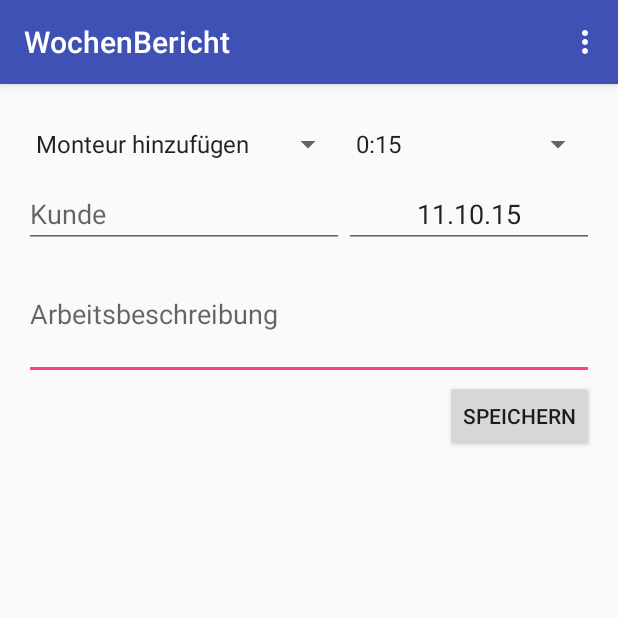
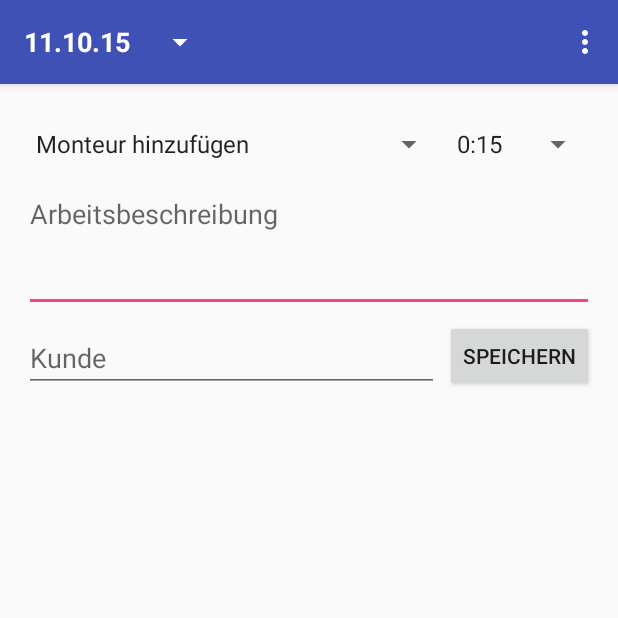
Before and after one commit to JohnAZoidberg/WochenBericht, an Android app: the screen it shows after launch (MainActivity), on a phone screen of 412 x 824 dp, the top half of it. Run offline under Robolectric (Android 15) with nearby library versions, the phone set to English and light mode, and no system bars.

Commit message:
Add Support For Multiple Dates

```diff
--- a/app/src/main/java/de/struckmeierfliesen/ds/wochenbericht/DataBaseConnection.java
+++ b/app/src/main/java/de/struckmeierfliesen/ds/wochenbericht/DataBaseConnection.java
@@ -32,7 +32,6 @@ public class DataBaseConnection {
     };
 
     private BiMap<String, Integer> installers = HashBiMap.create();
-    private ArrayList<Entry> entries = new ArrayList<Entry>();
 
     public DataBaseConnection(Context context) {
         dbHelper = new MySQLiteHelper(context);
@@ -46,26 +45,27 @@ public class DataBaseConnection {
         dbHelper.close();
     }
 
-    private ArrayList<Entry> getEntries() {
-        if(entries.size() == 0) {
-            Cursor cursor = database.query(MySQLiteHelper.TABLE_ENTRIES, allEntriesColumns, null, null, null, null, null);
-            cursor.moveToFirst();
-            while (!cursor.isAfterLast()) {
-                Entry entry = cursorToEntry(cursor);
-                if(entry != null) entries.add(entry);
-                cursor.moveToNext();
-            }
+    private ArrayList<Entry> getEntries(Date date) {
+        ArrayList<Entry> entries = new ArrayList<>();
+        // TODO maybe check if update is necessary
+        Cursor cursor = database.query(MySQLiteHelper.TABLE_ENTRIES, allEntriesColumns, null, null, null, null, null);
+        cursor.moveToFirst();
+        while (!cursor.isAfterLast()) {
+            Entry entry = cursorToEntry(cursor, date);
+            if(entry != null) entries.add(entry);
+            cursor.moveToNext();
         }
         Collections.reverse(entries);
         return entries;
     }
 
-    private Entry cursorToEntry(Cursor cursor) {
+    private Entry cursorToEntry(Cursor cursor, Date onlyDate) {
         if(cursor.getCount() == 0) return null;
         int id = cursor.getInt(cursor.getColumnIndex(MySQLiteHelper.COLUMN_ID));
         String client = cursor.getString(cursor.getColumnIndex(MySQLiteHelper.COLUMN_CLIENT));
         long time = (long) cursor.getInt(cursor.getColumnIndex(MySQLiteHelper.COLUMN_DATE)) * 1000;
         Date date = new Date(time);
+        if(!Util.isSameDay(date, onlyDate)) return null;
         int duration = cursor.getInt(cursor.getColumnIndex(MySQLiteHelper.COLUMN_DURATION));
         int installerId = cursor.getInt(cursor.getColumnIndex(MySQLiteHelper.COLUMN_INSTALLER_ID));
         String work = cursor.getString(cursor.getColumnIndex(MySQLiteHelper.COLUMN_WORK));
@@ -81,9 +81,9 @@ public class DataBaseConnection {
         return entry;
     }
 
-    public void saveEntry(Entry entry) {
+    public int saveEntry(Entry entry) {
         ContentValues values = entryToValues(entry);
-        database.insert(MySQLiteHelper.TABLE_ENTRIES, null, values);
+        return (int) database.insert(MySQLiteHelper.TABLE_ENTRIES, null, values);
     }
 
     public int addInstaller(String installer) {
@@ -116,8 +116,8 @@ public class DataBaseConnection {
         return entries;
     }
 
-    public ArrayList<Entry> getEntriesWithInstaller() {
-        return idToInstaller(getEntries());
+    public ArrayList<Entry> getEntriesWithInstaller(Date date) {
+        return idToInstaller(getEntries(date));
     }
 
     public void editEntry(Entry entry) {
--- a/app/src/main/java/de/struckmeierfliesen/ds/wochenbericht/EntryListAdapter.java
+++ b/app/src/main/java/de/struckmeierfliesen/ds/wochenbericht/EntryListAdapter.java
@@ -38,8 +38,10 @@ public class EntryListAdapter extends RecyclerView.Adapter<EntryListAdapter.Entr
         return items.size();
     }
 
-    public void setData(ArrayList<Entry> items) {
-        this.items = items;
+    public void setData(ArrayList<Entry> newItems) {
+        items.clear();
+        for(Entry item : newItems) items.add(item);
+        notifyDataSetChanged();
     }
 
     public void addEntry(Entry entry, int position) {
--- a/app/src/main/java/de/struckmeierfliesen/ds/wochenbericht/MainActivity.java
+++ b/app/src/main/java/de/struckmeierfliesen/ds/wochenbericht/MainActivity.java
@@ -9,6 +9,7 @@ import android.os.Bundle;
 import android.support.annotation.NonNull;
 import android.support.design.widget.FloatingActionButton;
 import android.support.v4.app.DialogFragment;
+import android.support.v7.app.ActionBar;
 import android.support.v7.app.AlertDialog;
 import android.support.v7.app.AppCompatActivity;
 import android.support.v7.widget.LinearLayoutManager;
@@ -25,6 +26,7 @@ import android.widget.Button;
 import android.widget.DatePicker;
 import android.widget.EditText;
 import android.widget.Spinner;
+import android.widget.TextView;
 
 import com.google.common.collect.BiMap;
 import com.google.common.collect.HashBiMap;
@@ -35,8 +37,9 @@ import java.util.Date;
 
 public class MainActivity extends AppCompatActivity implements EntryListAdapter.OnEntryClickListener {
 
+    private static final int SET_ENTRY_DATE = 0;
+    private static final int SET_SHOWN_DATE = 1;
     private Date date = new Date();
-    private EditText dateView;
     private EditText clientEdit;
     private EditText workEdit;
     private Button cancelButton;
@@ -48,6 +51,7 @@ public class MainActivity extends AppCompatActivity implements EntryListAdapter.
     private ArrayList<String> installerStrings = new ArrayList<String>(); // TODO use BiMap instead
     private SelectAgainSpinner installerSpinner;
     private Spinner durationSpinner;
+    private TextView changeDateButton;
 
     private DataBaseConnection dbConn;
 
@@ -58,13 +62,29 @@ public class MainActivity extends AppCompatActivity implements EntryListAdapter.
     protected void onCreate(Bundle savedInstanceState) {
         super.onCreate(savedInstanceState);
         setContentView(R.layout.activity_main);
+        // initialize DataBaseConnection
+        dbConn = new DataBaseConnection(this);
+
+        // set up Toolbar
         Toolbar toolbar = (Toolbar) findViewById(R.id.toolbar);
         setSupportActionBar(toolbar);
-        dbConn = new DataBaseConnection(this);
+        ActionBar supportActionBar = getSupportActionBar();
+        if(supportActionBar != null) supportActionBar.setDisplayShowTitleEnabled(false);
+        changeDateButton = (TextView) findViewById(R.id.changeDate);
+        changeDateButton.setText(DateFormat.format("dd.MM.yy", date) + "  ");
+        changeDateButton.setOnClickListener(new View.OnClickListener() {
+            @Override
+            public void onClick(View v) {
+                DialogFragment dateFragment = new DatePickerFragment();
+                Bundle args = new Bundle();
+                args.putIntArray("date", Util.extractIntFromDate(MainActivity.this.date));
+                dateFragment.setArguments(args);
+                dateFragment.show(getSupportFragmentManager(), "datePicker");
+            }
+        });
 
         // findViews
         Button submitButton = (Button) findViewById(R.id.button);
-        dateView = (EditText) findViewById(R.id.editDate);
         clientEdit = (EditText) findViewById(R.id.editClient);
         workEdit = (EditText) findViewById(R.id.editWork);
         cancelButton = (Button) findViewById(R.id.cancelButton);
@@ -91,16 +111,6 @@ public class MainActivity extends AppCompatActivity implements EntryListAdapter.
             }
         });
 
-        // set up DateView
-        updateDateView(new Date());
-        dateView.setOnClickListener(new View.OnClickListener() {
-            @Override
-            public void onClick(View v) {
-                DialogFragment dateFragment = new DatePickerFragment();
-                dateFragment.show(getSupportFragmentManager(), "datePicker");
-            }
-        });
-
         // set up submitButton
         submitButton.setOnClickListener(new View.OnClickListener() {
             @Override
@@ -122,7 +132,7 @@ public class MainActivity extends AppCompatActivity implements EntryListAdapter.
             @Override
             public void onClick(View view) {
                 String displayString = "";
-                ArrayList<Entry> entries = getEntries();
+                ArrayList<Entry> entries = getEntries(date);
                 for(Entry entry : entries) {
                     displayString += entry.toString() + "\n";
                 }
@@ -157,7 +167,7 @@ public class MainActivity extends AppCompatActivity implements EntryListAdapter.
 
         //set up RecyclerView
         RecyclerView recyclerView = (RecyclerView) findViewById(R.id.listView);
-        entryListAdapter = new EntryListAdapter(getEntries());
+        entryListAdapter = new EntryListAdapter(getEntries(date));
         entryListAdapter.setEntryClickListener(this);
         recyclerView.setLayoutManager(new LinearLayoutManager(this));
         recyclerView.setAdapter(entryListAdapter);
@@ -171,9 +181,9 @@ public class MainActivity extends AppCompatActivity implements EntryListAdapter.
         });
     }
 
-    private ArrayList<Entry> getEntries() {
+    private ArrayList<Entry> getEntries(Date date) {
         dbConn.open();
-        ArrayList<Entry> entries = dbConn.getEntriesWithInstaller();
+        ArrayList<Entry> entries = dbConn.getEntriesWithInstaller(date);
         dbConn.close();
         return entries;
     }
@@ -189,8 +199,8 @@ public class MainActivity extends AppCompatActivity implements EntryListAdapter.
     private void addEntry(Entry entry) {
         dbConn.open();
         if(entry != null) {
-            dbConn.saveEntry(entry);
-            entryListAdapter.addEntry(entry, 0);
+            entry.id = dbConn.saveEntry(entry);
+           entryListAdapter.addEntry(entry, 0);
         }
         dbConn.close();
     }
@@ -206,8 +216,8 @@ public class MainActivity extends AppCompatActivity implements EntryListAdapter.
     public boolean onOptionsItemSelected(MenuItem item) {
         switch(item.getItemId()) {
             case R.id.action_settings:
-                Util.alert(this, "So true, amenakoi!!");
-                startActivity(new Intent(Intent.ACTION_VIEW, Uri.parse("http://www.youtube.com/watch?v=es1GSNj3VL8")));
+                //Util.alert(this, "So true, amenakoi!!");
+                startActivity(new Intent(Intent.ACTION_VIEW, Uri.parse("https://www.youtube.com/watch?v=zCfm-vWuQRk")));
                 return true;
         }
 
@@ -238,11 +248,21 @@ public class MainActivity extends AppCompatActivity implements EntryListAdapter.
         @NonNull
         @Override
         public Dialog onCreateDialog(Bundle savedInstanceState) {
+            int[] dateArray = getArguments().getIntArray("date");
             // Use the current date as the default date in the picker
             final Calendar c = Calendar.getInstance();
-            int year = c.get(Calendar.YEAR);
-            int month = c.get(Calendar.MONTH);
-            int day = c.get(Calendar.DAY_OF_MONTH);
+            int year;
+            int month;
+            int day;
+            if(dateArray != null) {
+                day = dateArray[0];
+                month = dateArray[1];
+                year = dateArray[2];
+            } else {
+                year = c.get(Calendar.YEAR);
+                month = c.get(Calendar.MONTH);
+                day = c.get(Calendar.DAY_OF_MONTH);
+            }
 
             // Create a new instance of DatePickerDialog and return it
             return new DatePickerDialog(getActivity(), this, year, month, day);
@@ -251,9 +271,9 @@ public class MainActivity extends AppCompatActivity implements EntryListAdapter.
         public void onDateSet(DatePicker view, int year, int month, int day) {
             Calendar calendar = Calendar.getInstance();
             calendar.set(year, month, day);
+            Date date = calendar.getTime();
             MainActivity mainActivity = (MainActivity) getActivity();
-            mainActivity.date = calendar.getTime();
-            mainActivity.updateDateView(mainActivity.date);
+            mainActivity.displayDay(date);
         }
     }
 
@@ -305,10 +325,6 @@ public class MainActivity extends AppCompatActivity implements EntryListAdapter.
         installerAdapter.notifyDataSetChanged();
     }
 
-    private void updateDateView(Date date) {
-        dateView.setText(DateFormat.format("dd.MM.yy", date));
-    }
-
     // from EntryHolder.OnEntryClickListener interface
     @Override
     public void entryClicked(View view, Entry entry) {
@@ -324,7 +340,6 @@ public class MainActivity extends AppCompatActivity implements EntryListAdapter.
     public void startEditing(Entry entry) {
         clientEdit.setText(entry.client);
         workEdit.setText(entry.work);
-        updateDateView(entry.date);
         durationSpinner.setSelection(entry.duration);
         installerSpinner.setSelection(installerStrings.indexOf(entry.installer));
         cancelButton.setVisibility(View.VISIBLE);
@@ -341,7 +356,6 @@ public class MainActivity extends AppCompatActivity implements EntryListAdapter.
     public void stopEditing() {
         clientEdit.setText("");
         workEdit.setText("");
-        updateDateView(new Date());
         durationSpinner.setSelection(0);
         installerSpinner.setSelection(0);
         cancelButton.setVisibility(View.GONE);
@@ -354,4 +368,11 @@ public class MainActivity extends AppCompatActivity implements EntryListAdapter.
         dbConn.close();
         entryListAdapter.deleteEntry(entry);
     }
+
+    private void displayDay(Date date) {
+        this.date = date;
+        changeDateButton.setText(DateFormat.format("dd.MM.yy", date) + "  ");
+        ArrayList<Entry> entriesWithInstaller = getEntries(date);
+        entryListAdapter.setData(entriesWithInstaller);
+    }
 }
--- a/app/src/main/res/layout/activity_main.xml
+++ b/app/src/main/res/layout/activity_main.xml
@@ -2,24 +2,47 @@
 <android.support.design.widget.CoordinatorLayout
     xmlns:android="http://schemas.android.com/apk/res/android"
     xmlns:app="http://schemas.android.com/apk/res-auto"
-    xmlns:tools="http://schemas.android.com/tools" android:layout_width="match_parent"
-    android:layout_height="match_parent" android:fitsSystemWindows="true"
+    xmlns:tools="http://schemas.android.com/tools"
+    android:layout_width="match_parent"
+    android:layout_height="match_parent"
+    android:fitsSystemWindows="true"
     tools:context=".MainActivity">
 
-    <android.support.design.widget.AppBarLayout android:layout_height="wrap_content"
-        android:layout_width="match_parent" android:theme="@style/AppTheme.AppBarOverlay">
+    <android.support.design.widget.AppBarLayout
+        android:layout_height="wrap_content"
+        android:layout_width="match_parent"
+        android:theme="@style/AppTheme.AppBarOverlay">
 
-        <android.support.v7.widget.Toolbar android:id="@+id/toolbar"
-            android:layout_width="match_parent" android:layout_height="?attr/actionBarSize"
-            android:background="?attr/colorPrimary" app:popupTheme="@style/AppTheme.PopupOverlay" />
+        <android.support.v7.widget.Toolbar
+            android:id="@+id/toolbar"
+            android:layout_width="match_parent"
+            android:layout_height="?attr/actionBarSize"
+            android:background="?attr/colorPrimary"
+            app:popupTheme="@style/AppTheme.PopupOverlay" >
+
+            <TextView
+                style="?android:attr/spinnerStyle"
+                android:id="@+id/changeDate"
+                android:layout_width="wrap_content"
+                android:layout_height="fill_parent"
+                android:text="12.08.96"
+                android:textSize="18sp"
+                android:textStyle="bold"
+                android:textColor="?android:attr/textColorPrimary"
+                android:gravity="center" />
+
+        </android.support.v7.widget.Toolbar>
 
     </android.support.design.widget.AppBarLayout>
 
     <include layout="@layout/content_main" />
 
-    <android.support.design.widget.FloatingActionButton android:id="@+id/fab"
-        android:layout_width="wrap_content" android:layout_height="wrap_content"
-        android:layout_gravity="bottom|end" android:layout_margin="@dimen/fab_margin"
+    <android.support.design.widget.FloatingActionButton
+        android:id="@+id/fab"
+        android:layout_width="wrap_content"
+        android:layout_height="wrap_content"
+        android:layout_gravity="bottom|end"
+        android:layout_margin="@dimen/fab_margin"
         android:src="@android:drawable/ic_dialog_email"
         android:visibility="invisible" />
 
--- a/app/src/main/res/layout/content_main.xml
+++ b/app/src/main/res/layout/content_main.xml
@@ -1,9 +1,5 @@
 <?xml version="1.0" encoding="utf-8"?>
-<layout xmlns:android="http://schemas.android.com/apk/res/android">
-    <!--<data>
-        <variable name="entry" type="de.struckmeierfilesen.ds.wochenbericht.Entry"/>
-    </data>-->
-    <RelativeLayout
+<RelativeLayout xmlns:android="http://schemas.android.com/apk/res/android"
 xmlns:tools="http://schemas.android.com/tools"
 xmlns:app="http://schemas.android.com/apk/res-auto"
 android:layout_width="match_parent"
@@ -39,10 +35,10 @@
         android:layout_alignParentRight="true"
         android:layout_alignParentEnd="true"
         android:hint="@string/duration"
-        android:layout_alignLeft="@+id/editDate"
-        android:layout_alignStart="@+id/editDate"
         android:enabled="false"
-        android:minHeight="48dp" />
+        android:minHeight="48dp"
+        android:layout_alignLeft="@+id/button"
+        android:layout_alignStart="@+id/button" />
 
     <EditText
         android:layout_width="wrap_content"
@@ -51,29 +47,13 @@
         android:id="@+id/editWork"
         android:hint="@string/work_description"
         android:minLines="3"
-        android:layout_below="@+id/editClient"
-        android:layout_alignRight="@+id/button"
-        android:layout_alignEnd="@+id/button"
+        android:textSize="@dimen/medium_text"
+        android:layout_alignParentRight="true"
+        android:layout_alignParentEnd="true"
         android:layout_alignParentLeft="true"
         android:layout_alignParentStart="true"
-        android:textSize="@dimen/medium_text" />
-
-    <EditText
-        android:layout_width="wrap_content"
-        android:layout_height="wrap_content"
-        android:id="@+id/editDate"
-        android:textSize="@dimen/medium_text"
-        android:layout_below="@+id/durationSpinner"
-        android:layout_alignRight="@+id/button"
-        android:layout_alignEnd="@+id/button"
-        android:layout_toRightOf="@+id/editClient"
-        android:layout_toEndOf="@+id/editClient"
-        android:layout_alignBottom="@+id/editClient"
-        android:gravity="center"
-        android:hint="@string/date"
-        android:clickable="true"
-        android:inputType="date"
-        android:focusable="false" />
+        android:layout_below="@+id/spinner"
+        android:gravity="top" />
 
     <EditText
         android:layout_width="wrap_content"
@@ -83,16 +63,21 @@
         android:textSize="@dimen/medium_text"
         android:id="@+id/editClient"
         android:hint="@string/client"
-        android:layout_below="@+id/spinner"
+        android:layout_below="@+id/editWork"
         android:layout_alignParentLeft="true"
-        android:layout_alignParentStart="true" />
+        android:layout_alignParentStart="true"
+        android:layout_toLeftOf="@+id/button"
+        android:layout_toStartOf="@+id/button"
+        android:layout_marginRight="4dp"
+        android:layout_marginBottom="8dp"
+        android:layout_marginTop="8dp" />
 
     <Button
         android:layout_width="wrap_content"
         android:layout_height="wrap_content"
         android:text="@string/save"
         android:id="@+id/button"
-        android:layout_below="@+id/editWork"
+        android:layout_alignBottom="@+id/editClient"
         android:layout_alignParentRight="true"
         android:layout_alignParentEnd="true" />
 
@@ -100,7 +85,7 @@
         android:id="@+id/listView"
         android:layout_width="match_parent"
         android:layout_height="match_parent"
-        android:layout_below="@+id/button" />
+        android:layout_below="@+id/editClient" />
 
     <Button
         android:layout_width="wrap_content"
@@ -113,4 +98,3 @@
         android:visibility="gone" />
 
 </RelativeLayout>
-</layout>
```
Also changed, not shown: app/src/main/java/de/struckmeierfliesen/ds/wochenbericht/Util.java (+18 -0 lines). Lines whose indentation alone changed are shown as unchanged.
